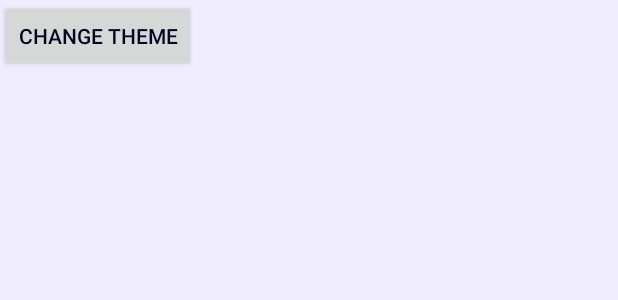
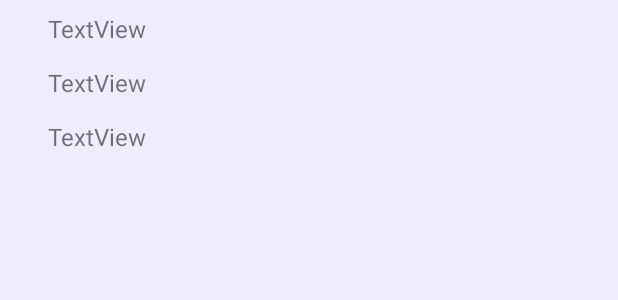
Before and after one commit to MDBossss/tvz-android, an Android app built with Jetpack Compose: the layout activity_main.xml on its own in the app's theme, with its tools: preview values and no code run, on a phone screen of 412 x 824 dp. Shown: the top 300 px of the screen. Run offline under Robolectric (Android 15) with nearby library versions, the phone set to English and light mode, and no system bars.

Commit message:
working lol

```diff
--- a/app/src/main/java/android/tvz/hr/listadobrinic/CarDetailFragment.kt
+++ b/app/src/main/java/android/tvz/hr/listadobrinic/CarDetailFragment.kt
@@ -12,11 +12,11 @@ import android.widget.ImageView
 import androidx.fragment.app.ListFragment
 import com.squareup.picasso.Picasso
 
-class CarDetailFragment: ListFragment() {
+class CarDetailFragment: Fragment() {
 
     val ARG_ITEM_ID = "item_id"
 
-    var mItem: Car? = null
+    var mItem: Car? = getCars()[1]
 
     override fun onCreate(savedInstanceState: Bundle?) {
         super.onCreate(savedInstanceState)
--- a/app/src/main/res/layout-land/activity_main.xml
+++ b/app/src/main/res/layout-land/activity_main.xml
@@ -2,22 +2,25 @@
     xmlns:tools="http://schemas.android.com/tools"
     android:layout_width="match_parent"
     android:layout_height="match_parent"
+    xmlns:app="http://schemas.android.com/apk/res-auto"
     android:baselineAligned="false"
     android:divider="?android:attr/dividerHorizontal"
     android:orientation="horizontal"
     android:showDividers="middle"
     android:id="@+id/car_list_container_linear"
-    tools:context=".MainActivity" >
+    tools:context=".MainActivity">
 
 
-    <androidx.fragment.app.FragmentContainerView
+    <androidx.recyclerview.widget.RecyclerView
         android:id="@+id/item_list"
         android:name="android.tvz.hr.listadobrinic.CarListFragment"
-        android:layout_width="10dp"
+        android:layout_width="156dp"
         android:layout_height="match_parent"
-        android:layout_weight="1"
-        android:background="#FB3E3E"
-        tools:layout="@android:layout/list_content" />
+        android:layout_marginLeft="16dp"
+        android:layout_marginRight="16dp"
+        app:layoutManager="LinearLayoutManager"
+        tools:context=".MainActivity"
+        tools:listitem="@layout/car_item" />
 
     <FrameLayout
         android:id="@+id/car_detail_container"
--- a/app/src/main/res/layout/activity_main.xml
+++ b/app/src/main/res/layout/activity_main.xml
@@ -1,28 +1,31 @@
 <?xml version="1.0" encoding="utf-8"?>
-<androidx.constraintlayout.widget.ConstraintLayout
-    xmlns:android="http://schemas.android.com/apk/res/android"
-    xmlns:app="http://schemas.android.com/apk/res-auto"
+<LinearLayout xmlns:android="http://schemas.android.com/apk/res/android"
     xmlns:tools="http://schemas.android.com/tools"
-    android:id="@+id/main"
     android:layout_width="match_parent"
     android:layout_height="match_parent"
+    xmlns:app="http://schemas.android.com/apk/res-auto"
+    android:baselineAligned="false"
+    android:divider="?android:attr/dividerHorizontal"
+    android:orientation="horizontal"
+    android:showDividers="middle"
+    android:id="@+id/car_list_container_linear"
     tools:context=".MainActivity">
 
     <androidx.recyclerview.widget.RecyclerView
-        android:id="@+id/recyclerView"
-        android:layout_width="425dp"
-        android:layout_height="684dp"
-        android:padding="16dp"
-        app:layout_constraintBottom_toBottomOf="parent"
-        app:layout_constraintEnd_toEndOf="parent"
-        app:layout_constraintStart_toStartOf="parent"
-        app:layout_constraintTop_toBottomOf="@+id/themeChange" />
+        android:id="@+id/item_list"
+        android:name="android.tvz.hr.listadobrinic.CarListFragment"
+        android:layout_width="match_parent"
+        android:layout_height="match_parent"
+        android:layout_marginLeft="16dp"
+        android:layout_marginRight="16dp"
+        app:layoutManager="LinearLayoutManager"
+        tools:context=".MainActivity"
+        tools:listitem="@layout/car_item"
+        />
 
     <Button
         android:id="@+id/themeChange"
         android:layout_width="wrap_content"
         android:layout_height="wrap_content"
-        android:text="@string/app_themeChange"
-        app:layout_constraintStart_toStartOf="parent"
-        app:layout_constraintTop_toTopOf="parent" />
-</androidx.constraintlayout.widget.ConstraintLayout>
+        android:text="@string/app_themeChange" />
+</LinearLayout>
```
Also changed, not shown: app/src/main/java/android/tvz/hr/listadobrinic/CarAdapter.kt (+22 -7 lines), app/src/main/java/android/tvz/hr/listadobrinic/CarListFragment.kt (deleted, +0 -119 lines), app/src/main/java/android/tvz/hr/listadobrinic/MainActivity.kt (+6 -15 lines).
